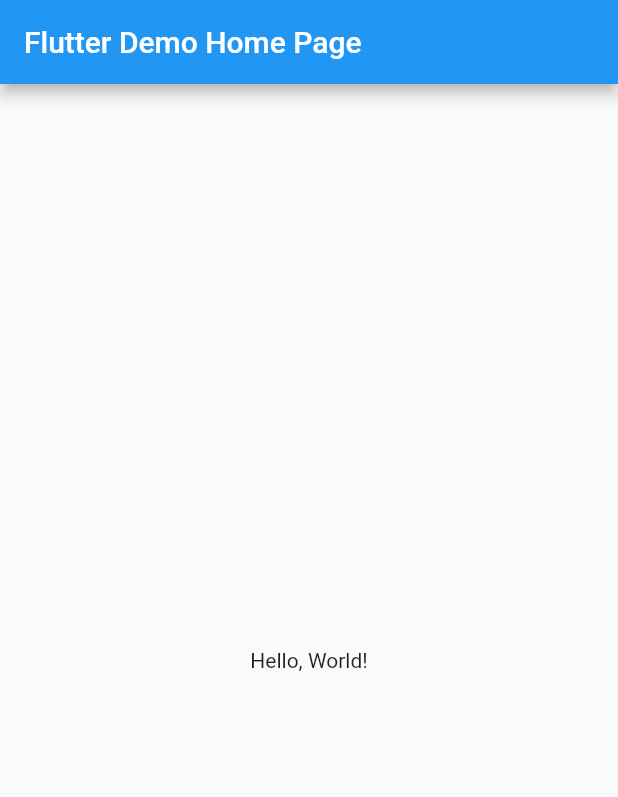
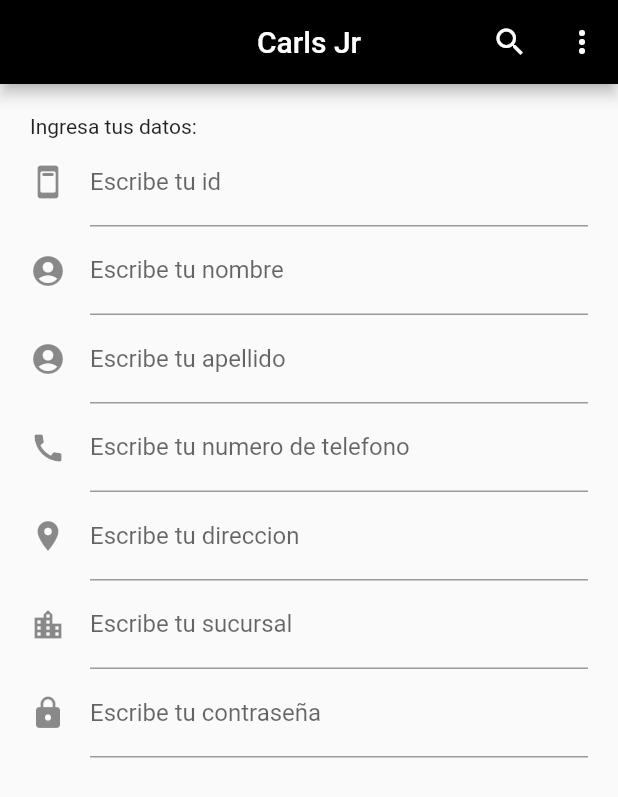
Before and after one commit to RocioHurtadoHeredia/Act9textfield, a Flutter app: the screen it shows after launch, on a phone screen of 412 x 824 dp. Shown: the top 797 px of the screen. Run offline on Flutter 3.47's test engine with Material 2 defaults, Android fonts, the phone set to English and light mode, and no system bars.

Commit message:
Version1

```diff
--- a/lib/main.dart
+++ b/lib/main.dart
@@ -12,6 +12,7 @@ class MyApp extends StatelessWidget {
       title: 'Flutter Hello World',
       // Application theme data, you can set the colors for the application as
       // you want
+      debugShowCheckedModeBanner: false,
       theme: ThemeData(
         primarySwatch: Colors.blue,
       ),
@@ -28,15 +29,71 @@ class MyHomePage extends StatelessWidget {
   @override
   Widget build(BuildContext context) {
     return Scaffold(
-      appBar: AppBar(
-        // The title text which will be shown on the action bar
-        title: Text(title),
-      ),
-      body: Center(
-        child: Text(
-          'Hello, World!',
+        appBar: AppBar(
+          title: const Text('Carls Jr'),
+          centerTitle: true,
+          backgroundColor: const Color(0xff000000),
+          actions: [
+            IconButton(
+              icon: Icon(Icons.search),
+              onPressed: () {},
+            ),
+            IconButton(
+              icon: Icon(
+                Icons.more_vert,
+              ),
+              onPressed: () {},
+            )
+          ],
         ),
-      ),
-    );
+        body: Container(
+            padding: EdgeInsets.all(20),
+            child: ListView(
+              children: [
+                Text("Ingresa tus datos:"),
+                TextField(
+                  decoration: InputDecoration(
+                      hintText: "ID",
+                      labelText: "Escribe tu id",
+                      icon: Icon(Icons.ad_units_rounded)),
+                ),
+                TextField(
+                  decoration: InputDecoration(
+                      hintText: "Nombre",
+                      labelText: "Escribe tu nombre",
+                      icon: Icon(Icons.account_circle_rounded)),
+                ),
+                TextField(
+                  decoration: InputDecoration(
+                      hintText: "Apellido",
+                      labelText: "Escribe tu apellido",
+                      icon: Icon(Icons.account_circle_rounded)),
+                ),
+                TextField(
+                  decoration: InputDecoration(
+                      hintText: "Telefono",
+                      labelText: "Escribe tu numero de telefono",
+                      icon: Icon(Icons.call)),
+                ),
+                TextField(
+                  decoration: InputDecoration(
+                      hintText: "Direccion",
+                      labelText: "Escribe tu direccion",
+                      icon: Icon(Icons.location_on)),
+                ),
+                TextField(
+                  decoration: InputDecoration(
+                      hintText: "Sucursal",
+                      labelText: "Escribe tu sucursal",
+                      icon: Icon(Icons.location_city)),
+                ),
+                TextField(
+                    decoration: InputDecoration(
+                        hintText: "Contraseña",
+                        labelText: "Escribe tu contraseña",
+                        icon: Icon(Icons.lock)),
+                    obscureText: true),
+              ],
+            )));
   }
 }
```
